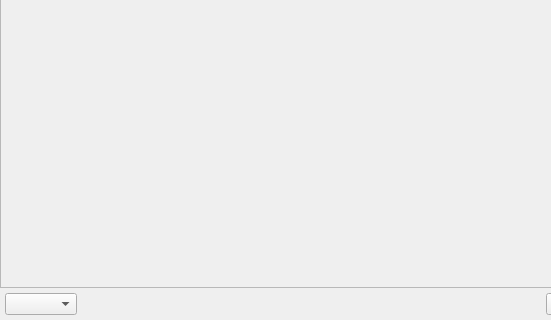
Dewberry/images_viewer, file images_viewer/images_viewer_dialog.ui: the form before one commit; both pictures show x 0 to 551 and y 380 to 700 of the 700 by 700 pixel window.
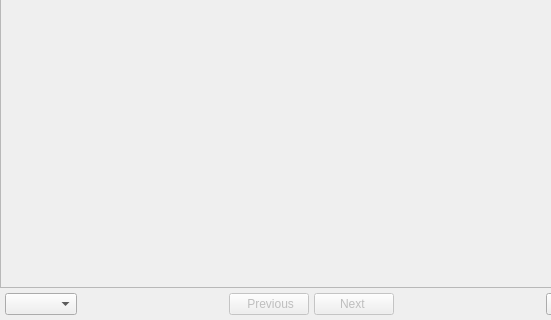
The form after the commit. Icons and pictures are not drawn. Custom widgets are drawn as their Qt base class.

Commit message: Move pagination buttons to ui file

Patch:
```diff
--- a/images_viewer/images_viewer_dialog.ui
+++ b/images_viewer/images_viewer_dialog.ui
@@ -87,6 +87,53 @@
                     </item>
                     <item>
                         <layout class="QHBoxLayout" name="paginationButtonsLayout">
+                            <item>
+                                <widget class="QPushButton" name="previousPageButton">
+                                    <property name="enabled">
+                                        <bool>false</bool>
+                                    </property>
+                                    <property name="text">
+                                        <string> Previous</string>
+                                    </property>
+                                    <property name="maximumSize">
+                                        <size>
+                                            <width>150</width>
+                                            <height>50</height>
+                                        </size>
+                                    </property>
+                                    <property name="icon">
+                                        <iconset resource="../../images/images.qrc">
+                                            <normaloff>:/images/themes/default/mActionArrowLeft.svg</normaloff>
+                                            :/images/themes/default/mActionArrowKLeft.svg
+                                        </iconset>
+                                    </property>
+                                </widget>
+                            </item>
+                            <item>
+                                <widget class="QPushButton" name="nextPageButton">
+                                    <property name="enabled">
+                                        <bool>false</bool>
+                                    </property>
+                                    <property name="text">
+                                        <string>Next </string>
+                                    </property>
+                                    <property name="maximumSize">
+                                        <size>
+                                            <width>150</width>
+                                            <height>50</height>
+                                        </size>
+                                    </property>
+                                    <property name="layoutDirection">
+                                        <enum>Qt::RightToLeft</enum>
+                                    </property>
+                                    <property name="icon">
+                                        <iconset resource="../../images/images.qrc">
+                                            <normaloff>:/images/themes/default/mActionArrowRight.svg</normaloff>
+                                            :/images/themes/default/mActionArrowRight.svg
+                                        </iconset>
+                                    </property>
+                                </widget>
+                            </item>
                         </layout>
                     </item>
                     <item>
```
The commit also changes 1 other file.
